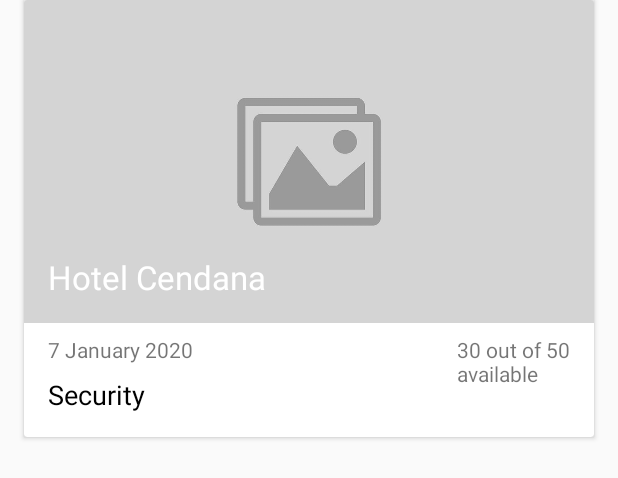
After one commit to hakivin/partimer-client-kotlin, an Android app: the layout job_item.xml on its own in the app's theme, with its tools: preview values and no code run, on a phone screen of 412 x 824 dp. The commit adds this screen. Shown: the top 478 px of the screen. Run offline under Robolectric (Android 15) with nearby library versions, the phone set to English and light mode, and no system bars.

Commit message:
add job view

```diff
--- a/app/build.gradle
+++ b/app/build.gradle
@@ -29,7 +29,7 @@ android {
             proguardFiles getDefaultProguardFile('proguard-android-optimize.txt'), 'proguard-rules.pro'
         }
         debug {
-            buildConfigField "String", "BASE_URL", "\"http://192.168.0.106:8000\""
+            buildConfigField "String", "BASE_URL", "\"http://192.168.0.108:8000\""
         }
     }
 }
--- /dev/null
+++ b/app/src/main/res/layout/job_item.xml
@@ -0,0 +1,77 @@
+<?xml version="1.0" encoding="utf-8"?>
+<com.google.android.material.card.MaterialCardView xmlns:android="http://schemas.android.com/apk/res/android"
+    android:layout_width="match_parent"
+    android:layout_height="wrap_content"
+    xmlns:tools="http://schemas.android.com/tools"
+    android:background="@android:color/white"
+    android:layout_marginBottom="16dp"
+    android:layout_marginStart="16dp"
+    android:layout_marginEnd="16dp"
+    xmlns:app="http://schemas.android.com/apk/res-auto">
+
+    <androidx.constraintlayout.widget.ConstraintLayout
+        android:layout_width="match_parent"
+        android:layout_height="wrap_content"
+        android:paddingBottom="16dp"
+        android:orientation="vertical">
+
+        <androidx.appcompat.widget.AppCompatImageView
+            android:layout_width="match_parent"
+            android:layout_height="215dp"
+            app:layout_constraintTop_toTopOf="parent"
+            app:layout_constraintLeft_toLeftOf="parent"
+            app:layout_constraintRight_toRightOf="parent"
+            tools:src="@drawable/placeholder_cover"
+            android:id="@+id/img_cover_job"
+            android:scaleType="centerCrop"
+            android:adjustViewBounds="true"/>
+
+        <androidx.appcompat.widget.AppCompatTextView
+            android:layout_width="match_parent"
+            android:layout_height="wrap_content"
+            android:id="@+id/tv_hotel_name_job"
+            android:textSize="22sp"
+            android:textColor="@android:color/white"
+            app:layout_constraintBottom_toBottomOf="@+id/img_cover_job"
+            app:layout_constraintLeft_toLeftOf="@+id/img_cover_job"
+            app:layout_constraintRight_toRightOf="@+id/img_cover_job"
+            android:layout_marginBottom="16dp"
+            android:layout_marginStart="16dp"
+            android:layout_marginEnd="16dp"
+            tools:text="Hotel Cendana"/>
+
+        <TextView
+            android:layout_width="0dp"
+            android:layout_height="wrap_content"
+            android:id="@+id/tv_date_job"
+            app:layout_constraintTop_toBottomOf="@id/img_cover_job"
+            app:layout_constraintLeft_toLeftOf="@id/tv_hotel_name_job"
+            app:layout_constraintRight_toRightOf="@id/tv_hotel_name_job"
+            android:layout_marginTop="8dp"
+            tools:text="7 January 2020"/>
+
+        <TextView
+            android:layout_width="0dp"
+            android:layout_height="wrap_content"
+            android:id="@+id/tv_position_job"
+            app:layout_constraintTop_toBottomOf="@id/tv_date_job"
+            app:layout_constraintLeft_toLeftOf="@id/tv_hotel_name_job"
+            app:layout_constraintRight_toRightOf="@id/tv_hotel_name_job"
+            android:textSize="18sp"
+            android:layout_marginTop="8dp"
+            android:textColor="@android:color/black"
+            android:layout_marginBottom="4dp"
+            tools:text="Security"/>
+
+        <TextView
+            android:layout_width="wrap_content"
+            android:layout_height="wrap_content"
+            app:layout_constraintTop_toBottomOf="@id/img_cover_job"
+            app:layout_constraintRight_toRightOf="@id/tv_hotel_name_job"
+            android:layout_marginTop="8dp"
+            android:id="@+id/tv_quota_job"
+            tools:text="30 out of 50\navailable"/>
+    </androidx.constraintlayout.widget.ConstraintLayout>
+
+
+</com.google.android.material.card.MaterialCardView>
--- a/app/src/main/res/xml/network_security_config.xml
+++ b/app/src/main/res/xml/network_security_config.xml
@@ -13,6 +13,9 @@
         <domain includeSubdomains="true">192.168.0.106</domain>
     </domain-config>
     <domain-config cleartextTrafficPermitted="true">
+        <domain includeSubdomains="true">192.168.0.108</domain>
+    </domain-config>
+    <domain-config cleartextTrafficPermitted="true">
         <domain includeSubdomains="true">192.168.1.3</domain>
     </domain-config>
     <domain-config cleartextTrafficPermitted="true">
```
Also changed, not shown: app/src/main/java/com/szechuanstudio/partimer/data/model/Model.kt (+35 -0 lines), app/src/main/java/com/szechuanstudio/partimer/data/retrofit/Api.kt (+12 -0 lines), app/src/main/java/com/szechuanstudio/partimer/ui/main/ui/home/HomeAdapter.kt (added, +38 -0 lines), app/src/main/java/com/szechuanstudio/partimer/ui/main/ui/home/HomeFragment.kt (+22 -14 lines), app/src/main/java/com/szechuanstudio/partimer/ui/main/ui/home/HomePresenter.kt (added, +33 -0 lines), app/src/main/java/com/szechuanstudio/partimer/ui/main/ui/home/HomeView.kt (added, +8 -0 lines), app/src/main/java/com/szechuanstudio/partimer/ui/main/ui/home/HomeViewModel.kt (deleted, +0 -13 lines), app/src/main/java/com/szechuanstudio/partimer/utils/Utils.kt (added, +18 -0 lines), app/src/main/res/layout/fragment_home.xml (+12 -12 lines).
